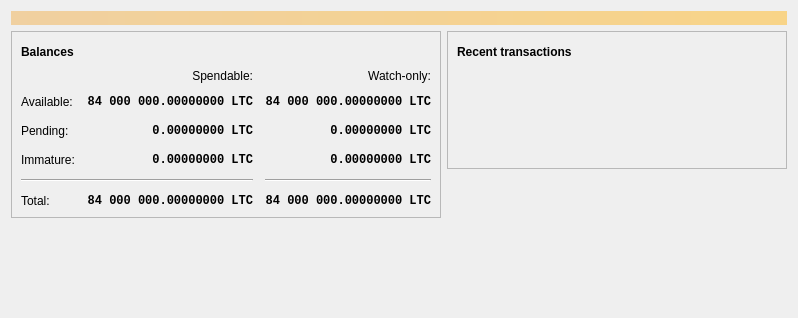
nickgsh/AiBlockChain, file src/qt/forms/overviewpage.ui: the form before one commit.
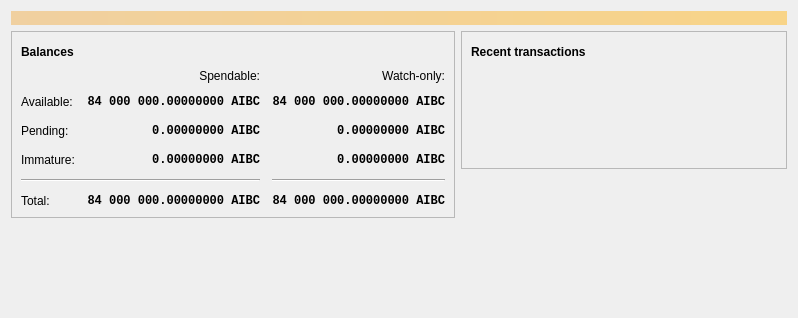
The form after the commit. Icons and pictures are not drawn. Custom widgets are drawn as their Qt base class.

The edit to the form file:
```diff
--- a/src/qt/forms/overviewpage.ui
+++ b/src/qt/forms/overviewpage.ui
@@ -130,7 +130,7 @@
                <string>Unconfirmed transactions to watch-only addresses</string>
               </property>
               <property name="text">
-               <string notr="true">0.00000000 LTC</string>
+               <string notr="true">0.00000000 AIBC</string>
               </property>
               <property name="alignment">
                <set>Qt::AlignRight|Qt::AlignTrailing|Qt::AlignVCenter</set>
@@ -156,7 +156,7 @@
                <string>Total of transactions that have yet to be confirmed, and do not yet count toward the spendable balance</string>
               </property>
               <property name="text">
-               <string notr="true">0.00000000 LTC</string>
+               <string notr="true">0.00000000 AIBC</string>
               </property>
               <property name="alignment">
                <set>Qt::AlignRight|Qt::AlignTrailing|Qt::AlignVCenter</set>
@@ -182,7 +182,7 @@
                <string>Mined balance in watch-only addresses that has not yet matured</string>
               </property>
               <property name="text">
-               <string notr="true">0.00000000 LTC</string>
+               <string notr="true">0.00000000 AIBC</string>
               </property>
               <property name="alignment">
                <set>Qt::AlignRight|Qt::AlignTrailing|Qt::AlignVCenter</set>
@@ -241,7 +241,7 @@
                <string>Mined balance that has not yet matured</string>
               </property>
               <property name="text">
-               <string notr="true">0.00000000 LTC</string>
+               <string notr="true">0.00000000 AIBC</string>
               </property>
               <property name="alignment">
                <set>Qt::AlignRight|Qt::AlignTrailing|Qt::AlignVCenter</set>
@@ -287,7 +287,7 @@
                <string>Your current total balance</string>
               </property>
               <property name="text">
-               <string notr="true">84 000 000.00000000 LTC</string>
+               <string notr="true">84 000 000.00000000 AIBC</string>
               </property>
               <property name="alignment">
                <set>Qt::AlignRight|Qt::AlignTrailing|Qt::AlignVCenter</set>
@@ -313,7 +313,7 @@
                <string>Current total balance in watch-only addresses</string>
               </property>
               <property name="text">
-               <string notr="true">84 000 000.00000000 LTC</string>
+               <string notr="true">84 000 000.00000000 AIBC</string>
               </property>
               <property name="alignment">
                <set>Qt::AlignRight|Qt::AlignTrailing|Qt::AlignVCenter</set>
@@ -356,7 +356,7 @@
                <string>Your current spendable balance</string>
               </property>
               <property name="text">
-               <string notr="true">84 000 000.00000000 LTC</string>
+               <string notr="true">84 000 000.00000000 AIBC</string>
               </property>
               <property name="alignment">
                <set>Qt::AlignRight|Qt::AlignTrailing|Qt::AlignVCenter</set>
@@ -382,7 +382,7 @@
                <string>Your current balance in watch-only addresses</string>
               </property>
               <property name="text">
-               <string notr="true">84 000 000.00000000 LTC</string>
+               <string notr="true">84 000 000.00000000 AIBC</string>
               </property>
               <property name="alignment">
                <set>Qt::AlignRight|Qt::AlignTrailing|Qt::AlignVCenter</set>
```
